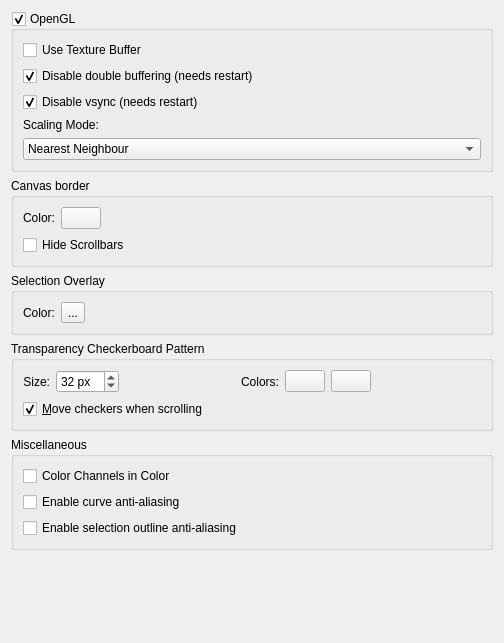
First picture: the form in krita/ui/forms/wdgdisplaysettings.ui, repository KDE/krita, before the edit.
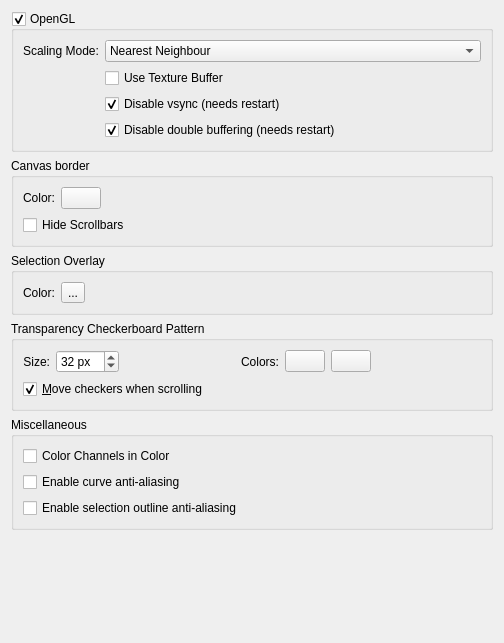
Second picture: the form after the edit. Custom widgets are drawn as their Qt base class.

Commit message: condense the OpenGL UI a bit

Diff of the .ui file:
```diff
--- a/krita/ui/forms/wdgdisplaysettings.ui
+++ b/krita/ui/forms/wdgdisplaysettings.ui
@@ -161,6 +161,12 @@
    </item>
    <item row="0" column="0">
     <widget class="QGroupBox" name="grpOpenGL">
+     <property name="sizePolicy">
+      <sizepolicy hsizetype="Preferred" vsizetype="Preferred">
+       <horstretch>0</horstretch>
+       <verstretch>0</verstretch>
+      </sizepolicy>
+     </property>
      <property name="title">
       <string>OpenGL</string>
      </property>
@@ -168,8 +174,27 @@
       <bool>true</bool>
      </property>
      <layout class="QGridLayout">
-      <item row="2" column="0">
+      <item row="0" column="0">
+       <widget class="QLabel" name="label">
+        <property name="sizePolicy">
+         <sizepolicy hsizetype="Fixed" vsizetype="Preferred">
+          <horstretch>0</horstretch>
+          <verstretch>0</verstretch>
+         </sizepolicy>
+        </property>
+        <property name="text">
+         <string>Scaling Mode:</string>
+        </property>
+       </widget>
+      </item>
+      <item row="4" column="1">
        <widget class="QCheckBox" name="chkDisableDoubleBuffering">
+        <property name="sizePolicy">
+         <sizepolicy hsizetype="Preferred" vsizetype="Fixed">
+          <horstretch>0</horstretch>
+          <verstretch>0</verstretch>
+         </sizepolicy>
+        </property>
         <property name="toolTip">
          <string>&lt;html&gt;&lt;head/&gt;&lt;body&gt;&lt;p&gt;Try to disable double buffering. This makes painting more responsive, but might cause crashes with some ATI GPU/driver combinations.&lt;/p&gt;&lt;/body&gt;&lt;/html&gt;</string>
         </property>
@@ -181,8 +206,14 @@
         </property>
        </widget>
       </item>
-      <item row="5" column="0">
+      <item row="0" column="1">
        <widget class="QComboBox" name="cmbFilterMode">
+        <property name="sizePolicy">
+         <sizepolicy hsizetype="Preferred" vsizetype="Fixed">
+          <horstretch>0</horstretch>
+          <verstretch>0</verstretch>
+         </sizepolicy>
+        </property>
         <property name="currentIndex">
          <number>0</number>
         </property>
@@ -208,7 +239,7 @@
         </item>
        </widget>
       </item>
-      <item row="3" column="0">
+      <item row="2" column="1">
        <widget class="QCheckBox" name="chkDisableVsync">
         <property name="toolTip">
          <string>&lt;html&gt;&lt;head/&gt;&lt;body&gt;&lt;p&gt;Try to disable vsync for Krita. This makes painting more responsive. Uncheck only when experiencing crashes with some GPU/driver combinations.&lt;/p&gt;&lt;/body&gt;&lt;/html&gt;</string>
@@ -221,15 +252,14 @@
         </property>
        </widget>
       </item>
-      <item row="4" column="0">
-       <widget class="QLabel" name="label">
-        <property name="text">
-         <string>Scaling Mode:</string>
-        </property>
-       </widget>
-      </item>
-      <item row="1" column="0">
+      <item row="1" column="1">
        <widget class="QCheckBox" name="chkUseTextureBuffer">
+        <property name="sizePolicy">
+         <sizepolicy hsizetype="Preferred" vsizetype="Fixed">
+          <horstretch>0</horstretch>
+          <verstretch>0</verstretch>
+         </sizepolicy>
+        </property>
         <property name="toolTip">
          <string>&lt;html&gt;&lt;head/&gt;&lt;body&gt;&lt;p&gt;Use Texture Buffering. This can be faster on some GPU/Driver combinations (like Intel) or broken on some others (like AMD/Radeon).&lt;/p&gt;&lt;/body&gt;&lt;/html&gt;</string>
         </property>
```
